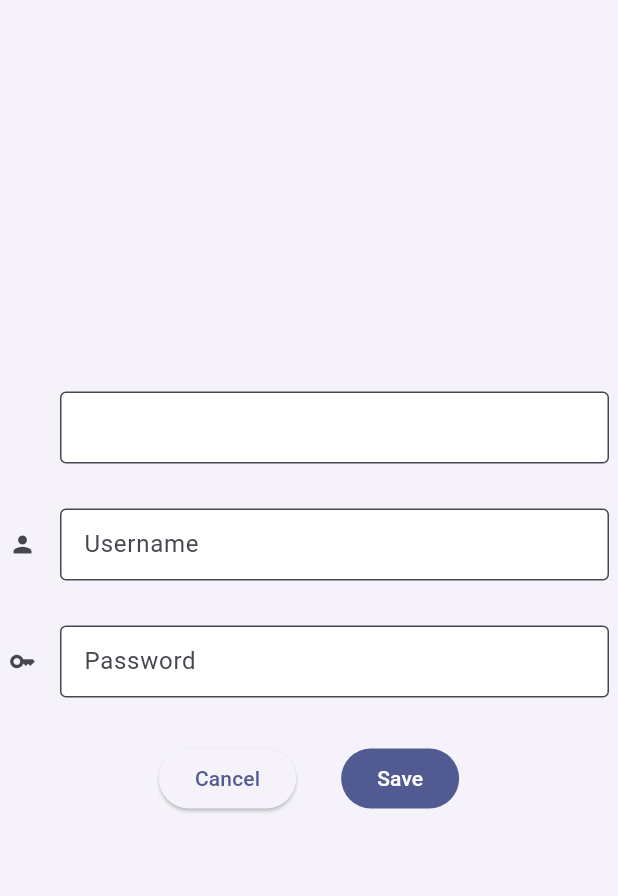
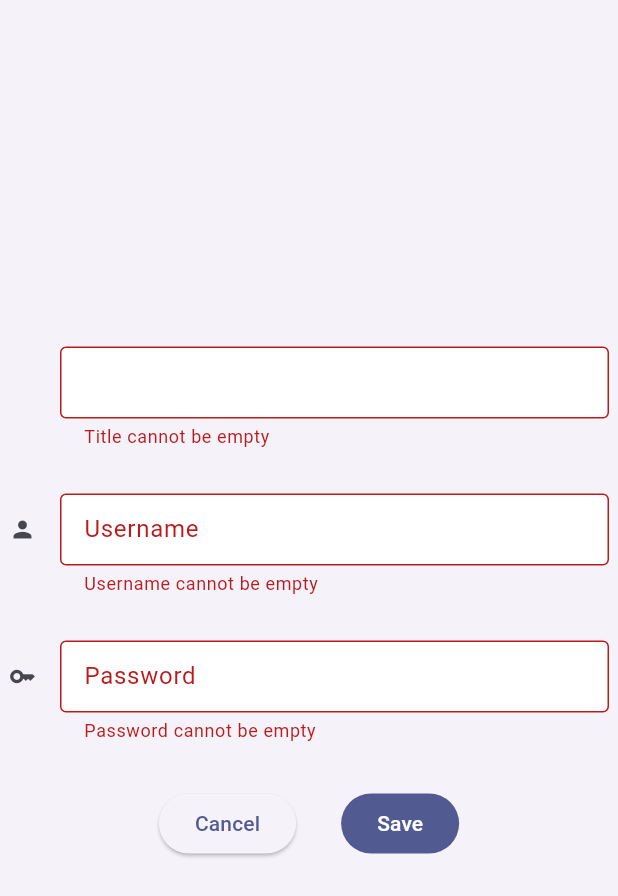
Before and after one commit to lwinch2006/flutteradaptiveandresponsivesampleapp, a Flutter app: the DetailsViewForm widget shown alone on an empty page, opened directly with empty values, after a tap on "Update", after a tap on "Save", on a phone screen of 412 x 824 dp. Shown: the top 896 px of the screen. Run offline on Flutter 3.47's test engine with Material 3 defaults, Android fonts, the phone set to English and light mode, and no system bars; our stand-ins replace go_router; generated files the repository leaves out were written again.

Commit message:
Refactor list item state handling and update validation logic.
Separated handling of filtered and unfiltered list view items into distinct methods. Introduced validation for both label and update operations in form submission with added checks for empty fields and length constraints.

```diff
--- a/listdetaillayout/lib/pages/list_details_layout/components/details_view_form/details_view_form.dart
+++ b/listdetaillayout/lib/pages/list_details_layout/components/details_view_form/details_view_form.dart
@@ -117,7 +117,7 @@ class _DetailsViewFormState extends State<DetailsViewForm> {
                     isVisibilityButtonShown: false,
                     isCopyButtonShown: false,
                     controller: labelController,
-                    validator: DetailsViewFormValidator.validateLabel,
+                    validator: DetailsViewFormValidator.validateTitle,
                   ),
                 const AppVerticalSpacer30(),
                 DetailsViewFormTextField(
@@ -173,6 +173,7 @@ class _DetailsViewFormState extends State<DetailsViewForm> {
                         child: FilledButton(
                           onPressed: () async {
                             if (isAddMode) {
+                              if (formKey.currentState!.validate()) {
                                 final createNewListItemViewModel =
                                     CreateNewListItemViewModel(
                                   title: labelController.text,
@@ -184,7 +185,9 @@ class _DetailsViewFormState extends State<DetailsViewForm> {
                                   createNewListItemViewModel,
                                   commonState,
                                 );
+                              }
                             } else {
+                              if (formKey.currentState!.validate()) {
                                 final updateListItemViewModel =
                                     UpdateListItemViewModel(
                                   id: widget.detailViewViewModel.id!,
@@ -197,6 +200,7 @@ class _DetailsViewFormState extends State<DetailsViewForm> {
                                   updateListItemViewModel,
                                   commonState,
                                 );
+                              }
                             }
                           },
                           child: const Text('Save'),
--- a/listdetaillayout/lib/pages/list_details_layout/components/details_view_form/details_view_form_validator.dart
+++ b/listdetaillayout/lib/pages/list_details_layout/components/details_view_form/details_view_form_validator.dart
@@ -3,13 +3,13 @@ class DetailsViewFormValidator {
   static const int _maxUsernameLength = 50;
   static const int _maxPasswordLength = 50;
 
-  static String? validateLabel(String? value) {
+  static String? validateTitle(String? value) {
     if (value == null || value.isEmpty == true) {
-      return 'Label cannot be empty';
+      return 'Title cannot be empty';
     }
 
     if (value.length > _maxLabelLength) {
-      return 'Label cannot exceed $_maxLabelLength characters';
+      return 'Title cannot exceed $_maxLabelLength characters';
     }
 
     return null;
```
Also changed, not shown: listdetaillayout/lib/services/list_detail_layout_service.dart (+23 -8 lines), listdetaillayout/lib/services/state_service.dart (+22 -3 lines). Lines whose indentation alone changed are shown as unchanged.
